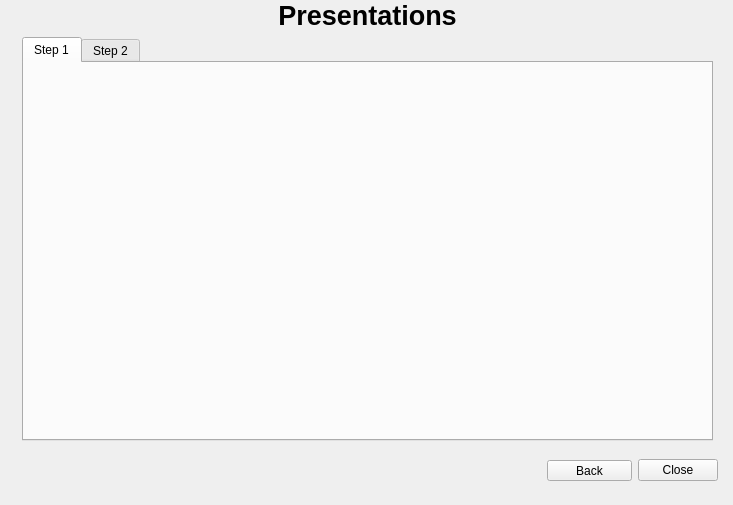
Old version of the form ui/problem_dialog.ui in the repository Atrate/qSchoolHelper.
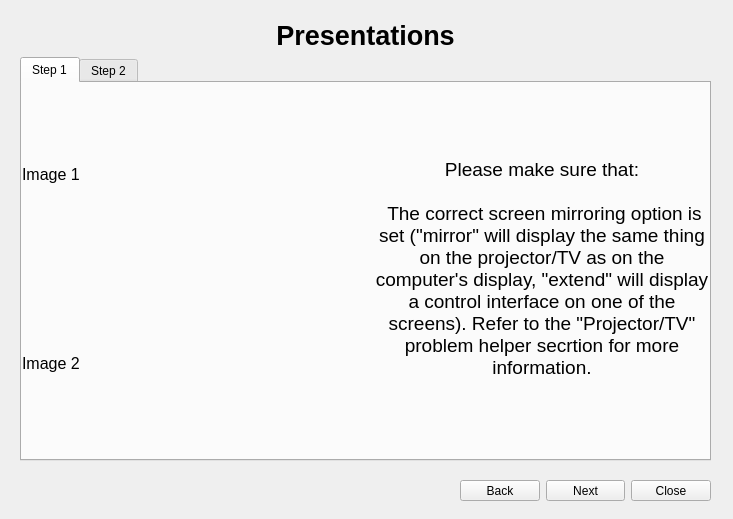
New version of the form. The open tabs and pages were chosen to show the change. Icons and pictures are not drawn.

Patch:
```diff
--- a/ui/problem_dialog.ui
+++ b/ui/problem_dialog.ui
@@ -7,7 +7,7 @@
     <x>0</x>
     <y>0</y>
     <width>733</width>
-    <height>505</height>
+    <height>519</height>
    </rect>
   </property>
   <property name="windowTitle">
@@ -19,8 +19,8 @@
   <widget class="QStackedWidget" name="stacked_widget">
    <property name="geometry">
     <rect>
-     <x>22</x>
-     <y>0</y>
+     <x>20</x>
+     <y>20</y>
      <width>691</width>
      <height>441</height>
     </rect>
@@ -679,7 +679,73 @@
             <height>371</height>
            </rect>
           </property>
-          <layout class="QGridLayout" name="gridLayout_12"/>
+          <layout class="QGridLayout" name="gridLayout_12">
+           <item row="0" column="0">
+            <widget class="QLabel" name="label_20">
+             <property name="sizePolicy">
+              <sizepolicy hsizetype="Preferred" vsizetype="Preferred">
+               <horstretch>1</horstretch>
+               <verstretch>0</verstretch>
+              </sizepolicy>
+             </property>
+             <property name="font">
+              <font>
+               <pointsize>12</pointsize>
+              </font>
+             </property>
+             <property name="text">
+              <string>Image 1</string>
+             </property>
+            </widget>
+           </item>
+           <item row="1" column="0">
+            <widget class="QLabel" name="label_21">
+             <property name="sizePolicy">
+              <sizepolicy hsizetype="Preferred" vsizetype="Preferred">
+               <horstretch>1</horstretch>
+               <verstretch>0</verstretch>
+              </sizepolicy>
+             </property>
+             <property name="font">
+              <font>
+               <pointsize>12</pointsize>
+              </font>
+             </property>
+             <property name="text">
+              <string>Image 2</string>
+             </property>
+            </widget>
+           </item>
+           <item row="0" column="1" rowspan="2">
+            <widget class="QLabel" name="label_19">
+             <property name="sizePolicy">
+              <sizepolicy hsizetype="Preferred" vsizetype="Preferred">
+               <horstretch>1</horstretch>
+               <verstretch>0</verstretch>
+              </sizepolicy>
+             </property>
+             <property name="font">
+              <font>
+               <pointsize>14</pointsize>
+              </font>
+             </property>
+             <property name="text">
+              <string>Please make sure that:
+
+ The correct screen mirroring option is set (&quot;mirror&quot; will display the same thing on the projector/TV as on the computer's display, &quot;extend&quot; will display a control interface on one of the screens). Refer to the &quot;Projector/TV&quot; problem helper secrtion for more information.</string>
+             </property>
+             <property name="alignment">
+              <set>Qt::AlignCenter</set>
+             </property>
+             <property name="wordWrap">
+              <bool>true</bool>
+             </property>
+             <property name="margin">
+              <number>5</number>
+             </property>
+            </widget>
+           </item>
+          </layout>
          </widget>
         </widget>
         <widget class="QWidget" name="pre_tab_2">
@@ -707,17 +773,20 @@
   <widget class="QWidget" name="horizontalLayoutWidget">
    <property name="geometry">
     <rect>
-     <x>547</x>
-     <y>450</y>
-     <width>171</width>
+     <x>460</x>
+     <y>470</y>
+     <width>251</width>
      <height>41</height>
     </rect>
    </property>
    <layout class="QHBoxLayout" name="horizontalLayout">
     <item>
      <widget class="QToolButton" name="back_button">
+      <property name="enabled">
+       <bool>true</bool>
+      </property>
       <property name="sizePolicy">
-       <sizepolicy hsizetype="Expanding" vsizetype="Fixed">
+       <sizepolicy hsizetype="Preferred" vsizetype="Fixed">
         <horstretch>0</horstretch>
         <verstretch>0</verstretch>
        </sizepolicy>
@@ -728,18 +797,31 @@
      </widget>
     </item>
     <item>
-     <widget class="QDialogButtonBox" name="buttonBox">
+     <widget class="QToolButton" name="next_button">
+      <property name="enabled">
+       <bool>true</bool>
+      </property>
       <property name="sizePolicy">
-       <sizepolicy hsizetype="Fixed" vsizetype="Fixed">
+       <sizepolicy hsizetype="Preferred" vsizetype="Fixed">
         <horstretch>0</horstretch>
         <verstretch>0</verstretch>
        </sizepolicy>
       </property>
-      <property name="orientation">
-       <enum>Qt::Horizontal</enum>
+      <property name="text">
+       <string>Next</string>
       </property>
-      <property name="standardButtons">
-       <set>QDialogButtonBox::Close</set>
+     </widget>
+    </item>
+    <item>
+     <widget class="QToolButton" name="close_button">
+      <property name="sizePolicy">
+       <sizepolicy hsizetype="Preferred" vsizetype="Fixed">
+        <horstretch>0</horstretch>
+        <verstretch>0</verstretch>
+       </sizepolicy>
+      </property>
+      <property name="text">
+       <string>Close</string>
       </property>
      </widget>
     </item>
```
Left out of the diff: 251 changed lines with no effect on the pictures.
